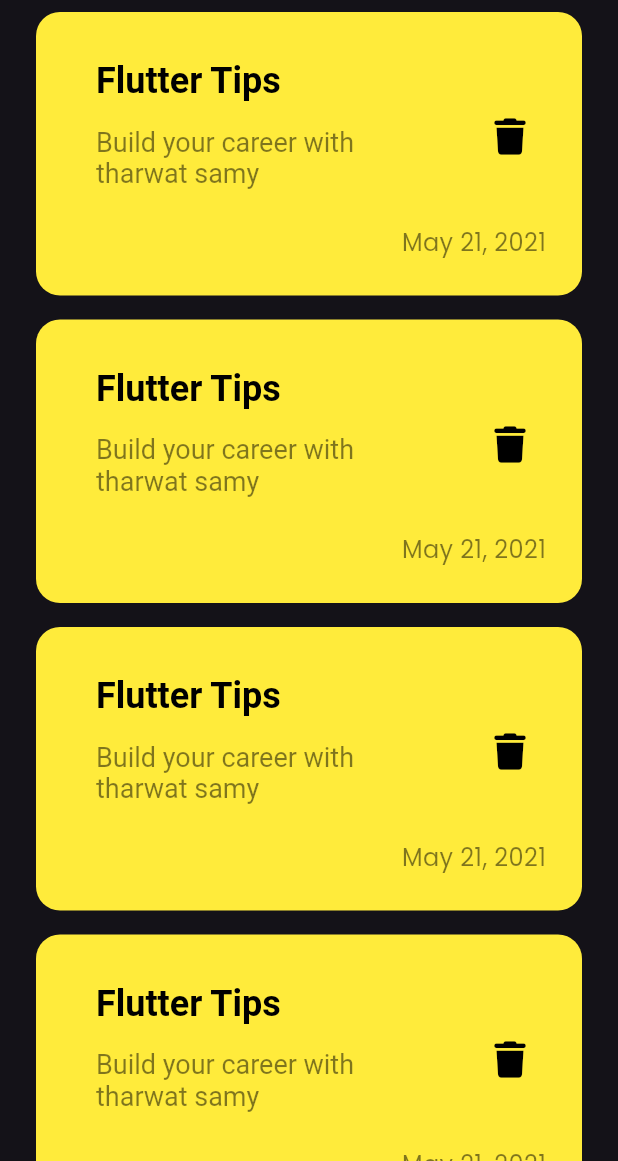
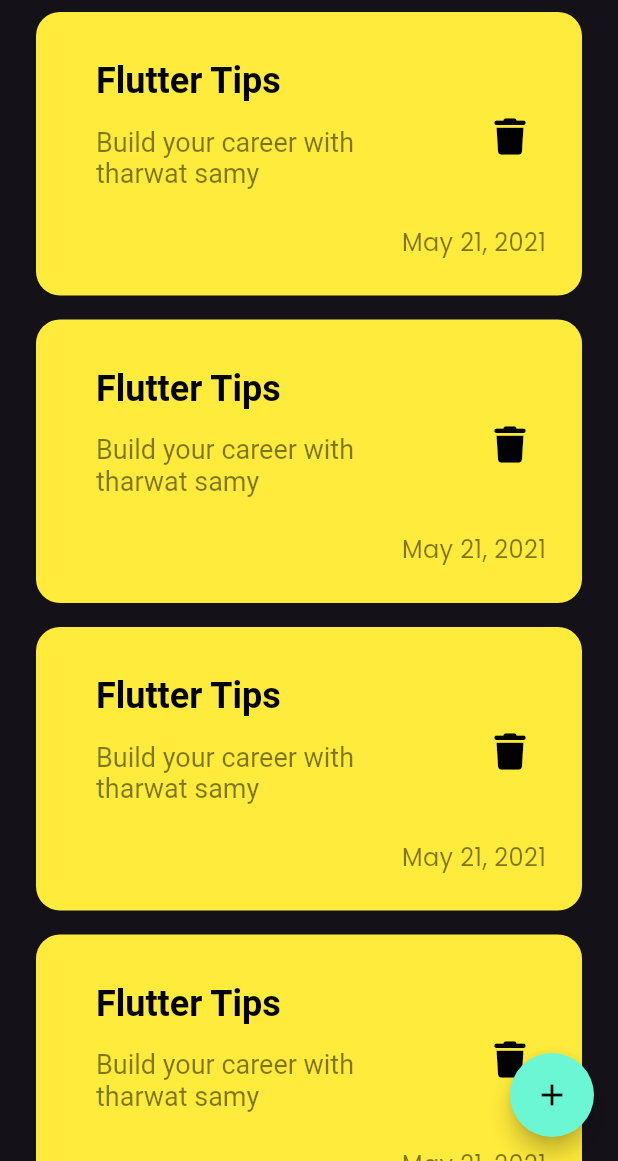
Before and after one commit to yousefmohamed35/notes_app, a Flutter app: the screen it shows after launch, on a phone screen of 412 x 824 dp, the part 75-1236 px from its top. Run offline on Flutter 3.47's test engine with Material 3 defaults, Android fonts, the phone set to English and light mode, and no system bars; our stand-ins replace font_awesome_flutter.

Commit message:
add floating action button

```diff
--- a/lib/views/notes_view.dart
+++ b/lib/views/notes_view.dart
@@ -6,8 +6,15 @@ class NotesView extends StatelessWidget {
 
   @override
   Widget build(BuildContext context) {
-    return const Scaffold(
-      body: NotesViewBody(),
+    return  Scaffold(
+      floatingActionButton:
+      FloatingActionButton(
+        backgroundColor: Color.fromARGB(255, 108, 247, 212),
+       shape: RoundedRectangleBorder(
+        borderRadius: BorderRadius.circular(500),
+        ),
+        onPressed: (){},child: const Icon(Icons.add,color: Colors.black,),),
+      body: const NotesViewBody(),
     );
   }
 }
```
